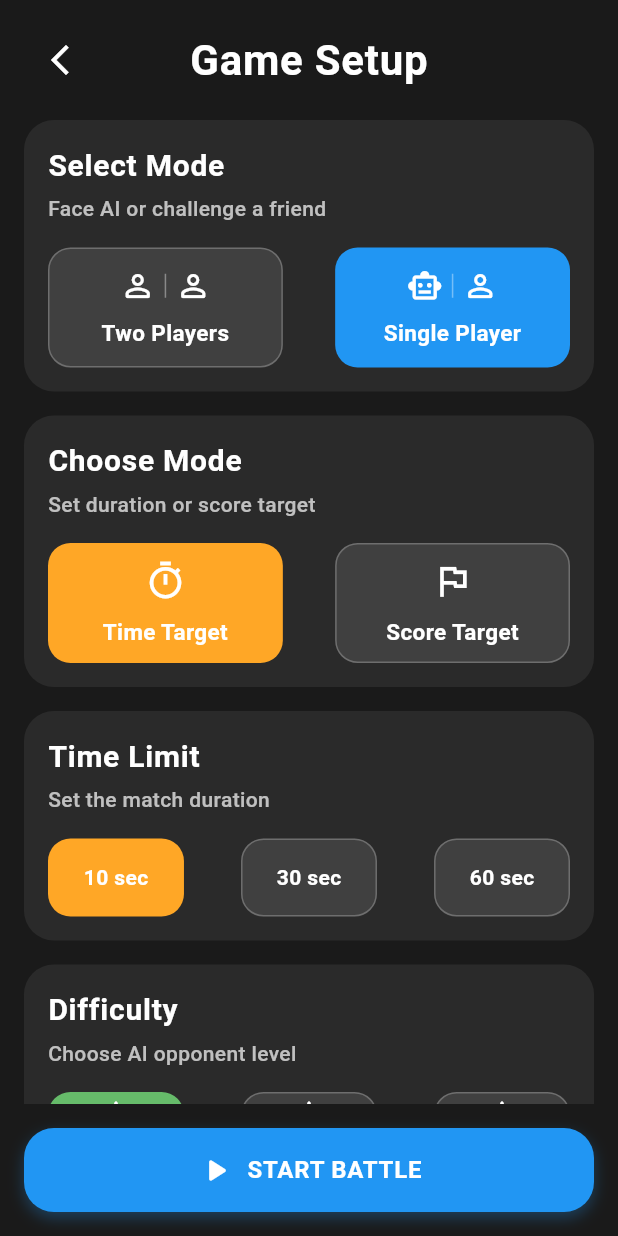
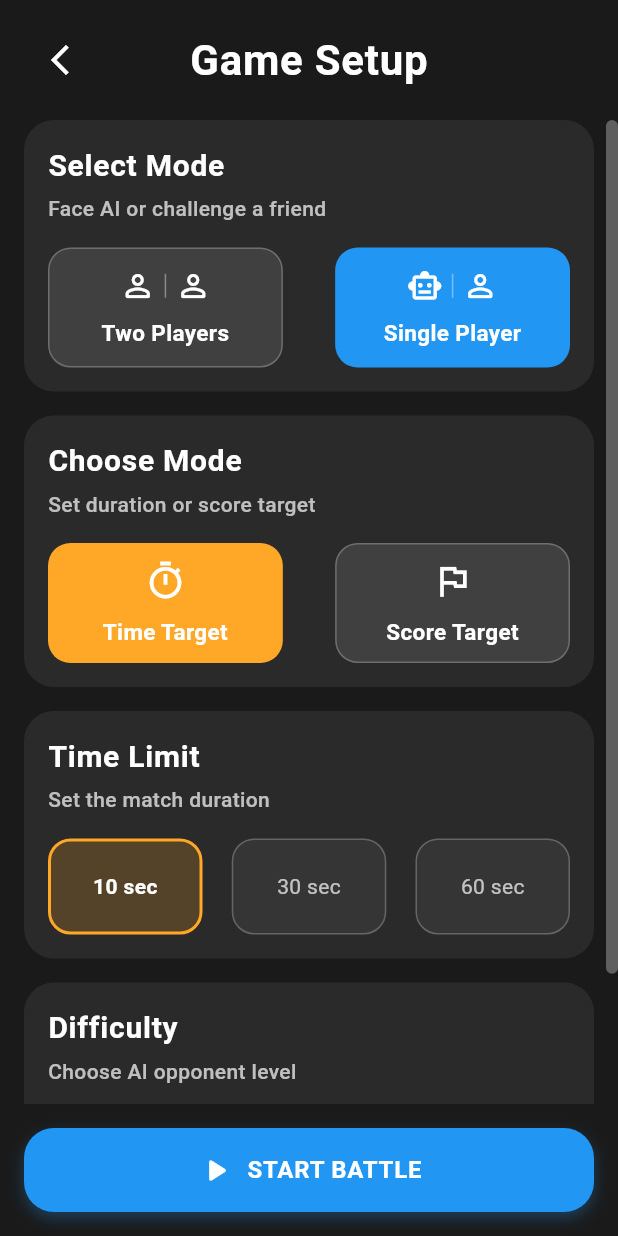
Before and after one commit to mustafaberat/click-battle-game, a Flutter app: the ModeSelectionScreen screen opened by its route, after a tap on "Single Player", on a phone screen of 412 x 824 dp. Run offline on Flutter 3.47's test engine with Material 3 defaults, Android fonts, the phone set to English and light mode, and no system bars; our stand-ins replace just_audio, shared_preferences; accounts and stored records are empty.

Commit message:
scrool-bar and redesign difficulty icons

```diff
--- a/lib/screens/mode_selection/mode_selection_screen.dart
+++ b/lib/screens/mode_selection/mode_selection_screen.dart
@@ -17,14 +17,34 @@ class _ModeSelectionScreenState extends State<ModeSelectionScreen> {
   int scoreLimit = 10;
   int difficulty = 1;
   bool _isStartHovered = false;
+  final ScrollController _scrollController = ScrollController();
 
   final List<int> timeLimits = [10, 30, 60];
   final List<int> scoreLimits = [10, 50, 100];
   final List<Map<String, dynamic>> difficulties = [
-    {'name': 'Easy', 'value': 1, 'icon': Icons.star_border_rounded},
-    {'name': 'Normal', 'value': 6, 'icon': Icons.star_half_rounded},
-    {'name': 'Hard', 'value': 12, 'icon': Icons.star_rounded},
+    {'name': 'Easy', 'value': 1, 'stars': 1},
+    {'name': 'Normal', 'value': 6, 'stars': 2},
+    {'name': 'Hard', 'value': 12, 'stars': 3},
   ];
+
+  Color _getDifficultyColor(int value) {
+    switch (value) {
+      case 1:
+        return AppColors.accentGreen;
+      case 6:
+        return AppColors.timeMode;
+      case 12:
+        return AppColors.hardMode;
+      default:
+        return AppColors.accent;
+    }
+  }
+
+  @override
+  void dispose() {
+    _scrollController.dispose();
+    super.dispose();
+  }
 
   @override
   Widget build(BuildContext context) {
@@ -57,9 +77,15 @@ class _ModeSelectionScreenState extends State<ModeSelectionScreen> {
 
             // Content
             Expanded(
+              child: RawScrollbar(
+                controller: _scrollController,
+                thumbColor: Colors.white.withOpacity(0.3),
+                radius: const Radius.circular(20),
+                thickness: 8,
+                thumbVisibility: true,
                 child: ListView(
-                padding: EdgeInsets.symmetric(
-                    horizontal: AppDimensions.paddingMedium),
+                  controller: _scrollController,
+                  padding: EdgeInsets.symmetric(horizontal: AppDimensions.paddingMedium),
                   children: [
                     _buildSection(
                       title: localizationService.getText('selectMode'),
@@ -142,21 +168,17 @@ class _ModeSelectionScreenState extends State<ModeSelectionScreen> {
                               .map(
                                 (diff) => _buildSmallOption(
                                   text: localizationService.getText(diff['name'].toLowerCase()),
-                                icon: diff['icon'],
                                   isSelected: difficulty == diff['value'],
-                                onTap: () =>
-                                    setState(() => difficulty = diff['value']),
-                                color: diff['value'] == 1
-                                    ? AppColors.accentGreen
-                                    : diff['value'] == 3
-                                        ? AppColors.timeMode
-                                        : AppColors.player2,
+                                  onTap: () => setState(() => difficulty = diff['value']),
+                                  color: _getDifficultyColor(diff['value']),
+                                  stars: diff['stars'],
                                 ),
                               )
                               .toList(),
                         ),
                       ),
                   ],
+                ),
               ),
             ),
 
@@ -262,39 +284,49 @@ class _ModeSelectionScreenState extends State<ModeSelectionScreen> {
 
   Widget _buildSmallOption({
     required String text,
-    IconData? icon,
     required bool isSelected,
     required VoidCallback onTap,
     required Color color,
+    int? stars,
   }) {
     return GestureDetector(
       onTap: onTap,
       child: Container(
-        width: MediaQuery.of(context).size.width * 0.22,
-        height: 52,
+        width: MediaQuery.of(context).size.width * 0.25,
+        height: 64,
         decoration: BoxDecoration(
-          color: isSelected ? color : AppColors.white10,
+          color: isSelected ? color.withOpacity(0.2) : Colors.white.withOpacity(0.05),
           borderRadius: BorderRadius.circular(AppDimensions.borderRadiusMedium),
           border: Border.all(
-            color: isSelected ? Colors.transparent : AppColors.white24,
-            width: 1,
+            color: isSelected ? color : Colors.white24,
+            width: isSelected ? 2 : 1,
           ),
         ),
         child: Column(
           mainAxisAlignment: MainAxisAlignment.center,
           children: [
-            if (icon != null) ...[
-              Icon(icon, color: AppColors.white, size: 20),
-              SizedBox(height: 6),
-            ],
             Text(
               text,
               style: TextStyle(
-                color: AppColors.white,
+                color: isSelected ? Colors.white : Colors.white70,
                 fontSize: 14,
-                fontWeight: FontWeight.w600,
+                fontWeight: isSelected ? FontWeight.bold : FontWeight.normal,
               ),
             ),
+            if (stars != null) ...[
+              SizedBox(height: 6),
+              Row(
+                mainAxisAlignment: MainAxisAlignment.center,
+                children: List.generate(
+                  stars,
+                  (index) => Icon(
+                    Icons.star,
+                    color: isSelected ? color : Colors.white70,
+                    size: 16,
+                  ),
+                ),
+              ),
+            ],
           ],
         ),
       ),
```
Also changed, not shown: 1 other file. Lines whose indentation alone changed are shown as unchanged.
